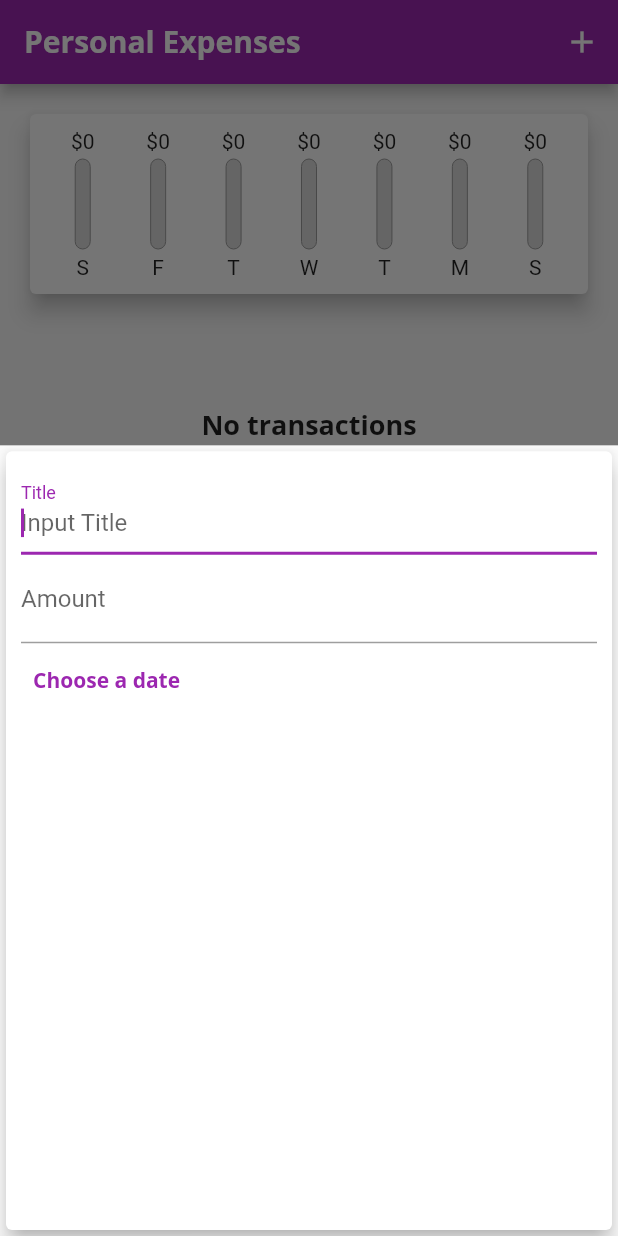
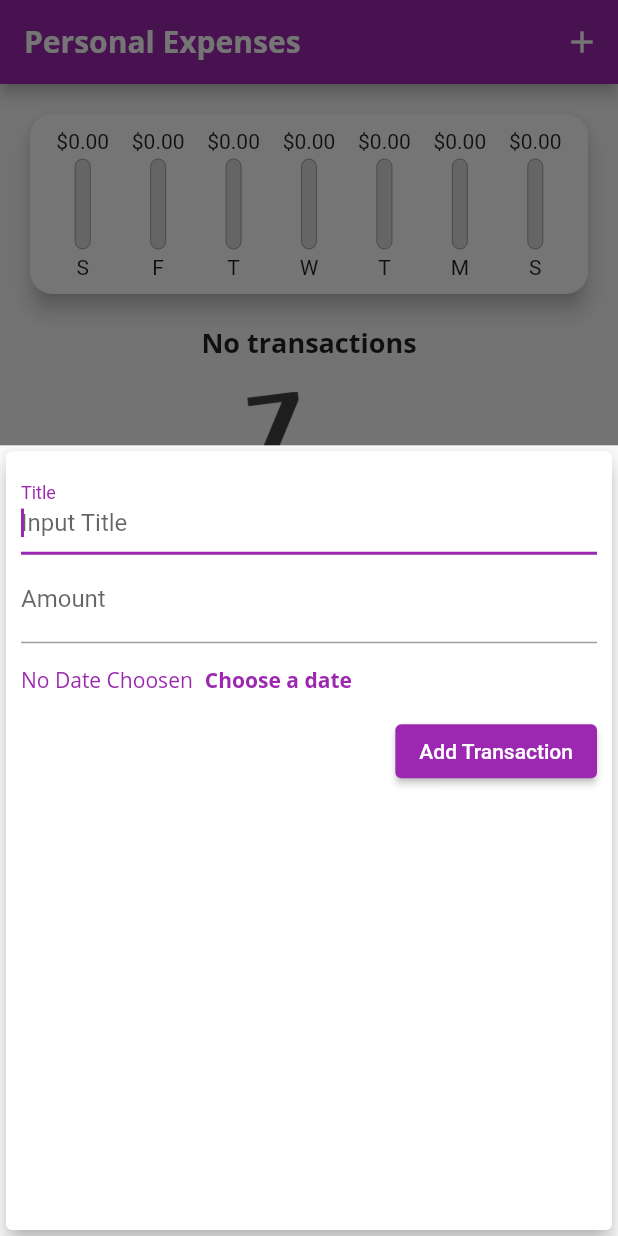
Before and after one commit to minhdang2803/Self-learning-Flutter, a Flutter app: the screen it shows after launch, after a tap on the "add" icon, on a phone screen of 412 x 824 dp. Run offline on Flutter 3.47's test engine with Material 2 defaults, Android fonts, the phone set to English and light mode, and no system bars.

Commit message:
Finish the app

```diff
--- a/udemy_project2/lib/main.dart
+++ b/udemy_project2/lib/main.dart
@@ -53,14 +53,22 @@ class _MyHomePageState extends State<MyHomePage> {
     }).toList(); // because where( () => ()) return an Iterable so we need to cast .toList();
   }
 
-  void _addNewTransaction(String txtitle, double txAmount) {
+  void _addNewTransaction(
+      String txtitle, double txAmount, DateTime chooseDate) {
     final newTransaction = Transaction(
       id: DateTime.now().toString(),
       title: txtitle,
       amount: txAmount,
-      date: DateTime.now(),
+      date: chooseDate,
     );
     setState(() => _userTransaction.add(newTransaction));
+  }
+
+  // Make Delete Transaction
+  void _deleteTransaction(String id) {
+    setState(
+      () => _userTransaction.removeWhere((element) => element.id == id),
+    );
   }
 
   void _startAddNewTransaction(BuildContext context) {
@@ -70,7 +78,7 @@ class _MyHomePageState extends State<MyHomePage> {
       builder: (_) {
         return GestureDetector(
           child: NewTransaction(_addNewTransaction),
-          onTap: () {},
+          onTap: null,
           behavior: HitTestBehavior.opaque,
         );
       },
@@ -96,7 +104,10 @@ class _MyHomePageState extends State<MyHomePage> {
           crossAxisAlignment: CrossAxisAlignment.start,
           children: <Widget>[
             Charts(_getRecentTransactions),
-            TransactionList(_userTransaction)
+            TransactionList(
+              transaction: _userTransaction,
+              removeFuctuion: _deleteTransaction,
+            ),
           ],
         ),
       ),
@@ -105,6 +116,9 @@ class _MyHomePageState extends State<MyHomePage> {
         onPressed: () => _startAddNewTransaction(context),
         child: Icon(Icons.add),
       ),
+      bottomNavigationBar: BottomAppBar(
+        shape: CircularNotchedRectangle(),
+      ),
     );
   }
 }
--- a/udemy_project2/lib/widgets/chart_bar.dart
+++ b/udemy_project2/lib/widgets/chart_bar.dart
@@ -1,13 +1,14 @@
 import 'package:flutter/material.dart';
 
 class ChartBar extends StatefulWidget {
-  final String label;
-  final double spendAmount;
-  final double spendingPercent;
   ChartBar(
       {required this.label,
       required this.spendAmount,
       required this.spendingPercent});
+
+  final String label;
+  final double spendAmount;
+  final double spendingPercent;
 
   @override
   State<ChartBar> createState() => _ChartBarState();
@@ -19,7 +20,7 @@ class _ChartBarState extends State<ChartBar> {
     return Column(
       children: <Widget>[
         FittedBox(
-          child: Text("\$${widget.spendAmount.toStringAsFixed(0)}"),
+          child: Text("\$${widget.spendAmount.toStringAsFixed(2)}"),
         ),
         SizedBox(
           height: 4,
--- a/udemy_project2/lib/widgets/charts.dart
+++ b/udemy_project2/lib/widgets/charts.dart
@@ -35,6 +35,9 @@ class Charts extends StatelessWidget {
   Widget build(BuildContext context) {
     print(transactionsValues);
     return Card(
+      shape: RoundedRectangleBorder(
+        borderRadius: BorderRadius.circular(15.0),
+      ),
       elevation: 6,
       margin: EdgeInsets.all(20),
       child: Container(
--- a/udemy_project2/lib/widgets/new_transaction.dart
+++ b/udemy_project2/lib/widgets/new_transaction.dart
@@ -1,4 +1,6 @@
+import 'package:flutter/cupertino.dart';
 import 'package:flutter/material.dart';
+import 'package:intl/intl.dart';
 
 class NewTransaction extends StatefulWidget {
   final Function? addTx;
@@ -9,16 +11,37 @@ class NewTransaction extends StatefulWidget {
 }
 
 class _NewTransactionState extends State<NewTransaction> {
-  final titleController = TextEditingController();
-  final amountController = TextEditingController();
+  final _titleController = TextEditingController();
+  final _amountController = TextEditingController();
+  DateTime? _selectDate;
 
-  void submitData() {
-    final enterTitle = titleController.text;
-    final enterAmount = double.parse(amountController.text);
-    if (enterAmount < 0) {
+  // Make a day Picker
+  void _datePicker() {
+    showDatePicker(
+      context: context,
+      initialDate: DateTime.now(),
+      firstDate: DateTime(2019),
+      lastDate: DateTime.now(),
+    ).then((date) {
+      if (date == null)
+        return;
+      else
+        setState(() => _selectDate = date);
+    });
+  }
+
+  // Get Data from User input;
+  void _submitData() {
+    final String enterTitle = _titleController.text;
+    final enterAmount = double.parse(_amountController.text);
+    if (enterAmount < 0 || enterTitle.isEmpty) {
       return;
     } else {
-      widget.addTx!(enterTitle, enterAmount);
+      widget.addTx!(
+        enterTitle,
+        enterAmount,
+        _selectDate,
+      );
     }
     Navigator.of(context).pop(); // close the popup after done input
   }
@@ -37,20 +60,29 @@ class _NewTransactionState extends State<NewTransaction> {
               autofocus: true,
               decoration:
                   InputDecoration(labelText: "Title", hintText: "Input Title"),
-              controller: titleController,
-              onChanged: (value) => print(titleController.text),
+              controller: _titleController,
+              onChanged: (value) => print(_titleController.text),
             ),
             TextField(
               decoration: InputDecoration(
                   labelText: "Amount", hintText: "Number of amount"),
-              controller: amountController,
+              controller: _amountController,
               keyboardType: TextInputType.number,
-              onSubmitted: (_) => submitData(),
             ),
             Row(
               children: <Widget>[
+                Text(
+                  (_selectDate == null)
+                      ? "No Date Choosen"
+                      : DateFormat.yMEd().format(_selectDate!),
+                  style: TextStyle(
+                    color: Theme.of(context).primaryColor,
+                    fontFamily: "OpenSans",
+                    fontWeight: FontWeight.w300,
+                  ),
+                ),
                 TextButton(
-                  onPressed: null,
+                  onPressed: _datePicker,
                   child: Text(
                     "Choose a date",
                     style: TextStyle(
@@ -61,11 +93,11 @@ class _NewTransactionState extends State<NewTransaction> {
                 )
               ],
             ),
-            // TextButton(
-            //   child: Text("Add Transaction"),
-            //   style: TextButton.styleFrom(primary: Colors.purple),
-            //   onPressed: () => submitData,
-            // ),
+            ElevatedButton(
+              child: Text("Add Transaction"),
+              style: TextButton.styleFrom(primary: Colors.white),
+              onPressed: _submitData,
+            ),
           ],
         ),
       ),
--- a/udemy_project2/lib/widgets/transaction_list.dart
+++ b/udemy_project2/lib/widgets/transaction_list.dart
@@ -4,8 +4,8 @@ import 'package:intl/intl.dart';
 
 class TransactionList extends StatefulWidget {
   final List<Transaction> transaction;
-
-  TransactionList(this.transaction);
+  final Function? removeFuctuion;
+  TransactionList({required this.transaction, this.removeFuctuion});
 
   @override
   State<TransactionList> createState() => _TransactionListState();
@@ -15,11 +15,11 @@ class _TransactionListState extends State<TransactionList> {
   @override
   Widget build(BuildContext context) {
     return Container(
-      height: 300,
+      height: 425,
       child: widget.transaction.isEmpty
           ? Center(
               child: Column(
-                mainAxisAlignment: MainAxisAlignment.end,
+                mainAxisAlignment: MainAxisAlignment.start,
                 children: <Widget>[
                   Text(
                     "No transactions",
@@ -42,7 +42,7 @@ class _TransactionListState extends State<TransactionList> {
               itemBuilder: (context, index) {
                 return Card(
                   shape: RoundedRectangleBorder(
-                    borderRadius: BorderRadius.circular(10),
+                    borderRadius: BorderRadius.circular(15),
                   ),
                   child: ListTile(
                       leading: CircleAvatar(
@@ -73,8 +73,8 @@ class _TransactionListState extends State<TransactionList> {
                       ),
                       trailing: IconButton(
                         icon: Icon(Icons.delete),
-                        onPressed: () =>
-                            setState(() => widget.transaction.removeAt(index)),
+                        onPressed: () => widget
+                            .removeFuctuion!(widget.transaction[index].id),
                       )),
                 );
               },
```
Also changed, not shown: udemy_project2/lib/widgets/user_transaction.dart (deleted, +0 -34 lines).
